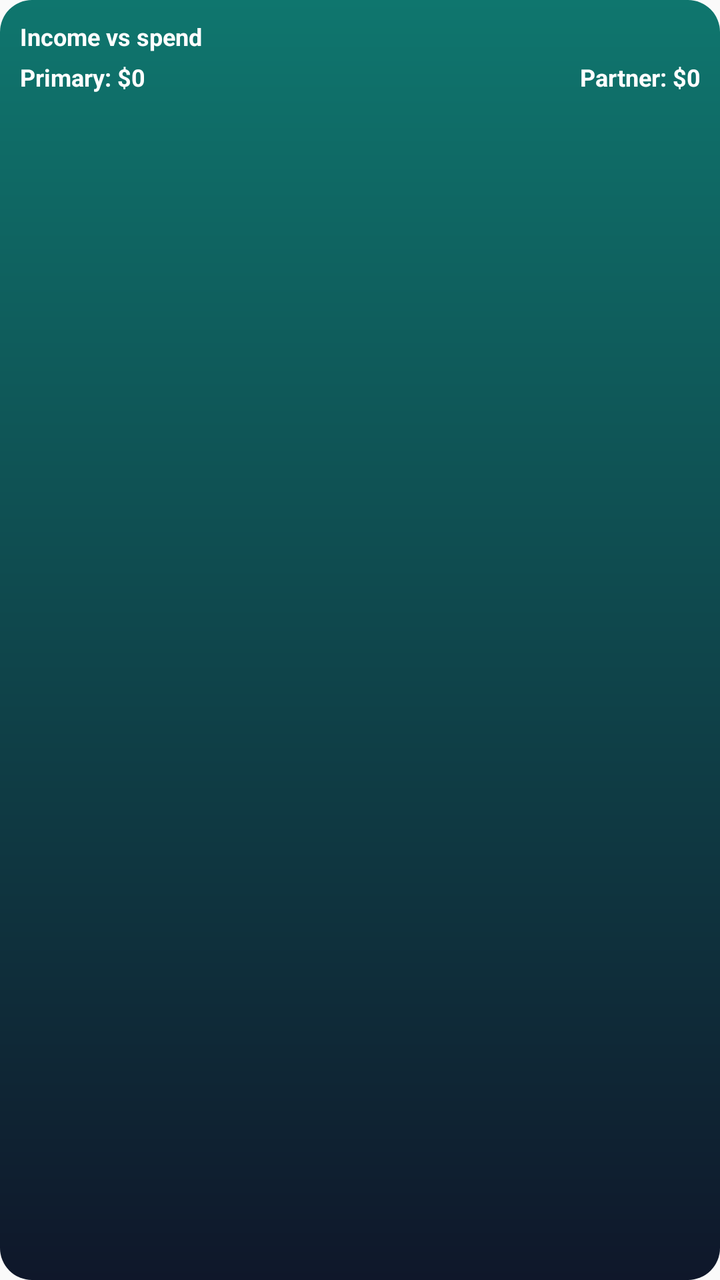
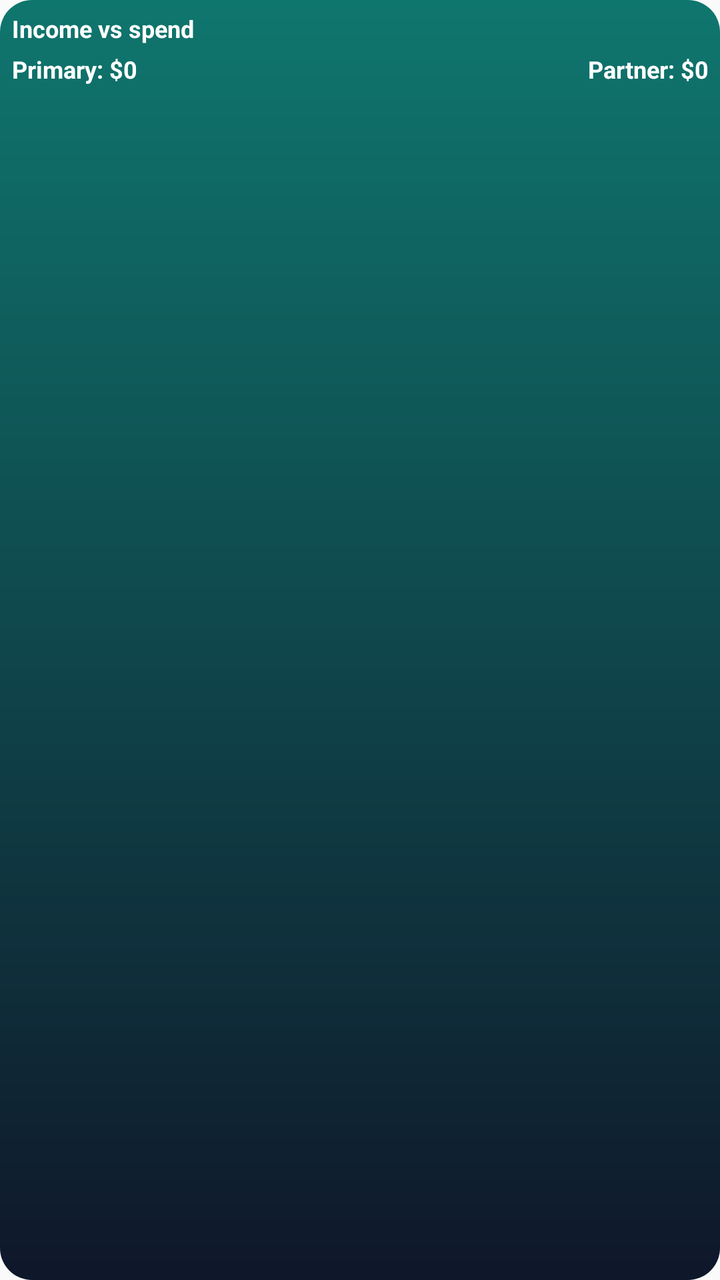

Two renders of the same Android screen: before a commit and after it. Below are the layout's source before the change and the commit's diff.
<!-- AndroidManifest.xml: application theme AppTheme -->
<!-- res/layout/widget_income_spend.xml -->
<?xml version="1.0" encoding="utf-8"?>
<LinearLayout xmlns:android="http://schemas.android.com/apk/res/android"
  android:id="@+id/widget_root"
  android:layout_width="match_parent"
  android:layout_height="match_parent"
  android:orientation="vertical"
  android:padding="10dp"
  android:background="@drawable/widget_bg">

  <TextView
    android:id="@+id/widget_title"
    android:layout_width="match_parent"
    android:layout_height="wrap_content"
    android:text="Income vs spend"
    android:textStyle="bold"
    android:textSize="12sp"
    android:textColor="@android:color/white" />

  <LinearLayout
    android:layout_width="match_parent"
    android:layout_height="wrap_content"
    android:orientation="horizontal"
    android:layout_marginTop="4dp">

    <TextView
      android:id="@+id/widget_line1"
      android:layout_width="0dp"
      android:layout_height="wrap_content"
      android:layout_weight="1"
      android:text="Primary: $0"
      android:textSize="12sp"
      android:textStyle="bold"
      android:textColor="@android:color/white"
      android:maxLines="1" />

    <TextView
      android:id="@+id/widget_line2"
      android:layout_width="0dp"
      android:layout_height="wrap_content"
      android:layout_weight="1"
      android:gravity="end"
      android:text="Partner: $0"
      android:textSize="12sp"
      android:textStyle="bold"
      android:textColor="@android:color/white"
      android:maxLines="1" />
  </LinearLayout>

  <ImageView
    android:id="@+id/widget_chart"
    android:layout_width="match_parent"
    android:layout_height="44dp"
    android:layout_marginTop="10dp"
    android:scaleType="fitXY"
    android:contentDescription="Income vs spend bars" />

</LinearLayout>
<!-- resources referenced by this layout -->
<resources>
  <!-- drawable widget_bg (drawable) -->
  <?xml version="1.0" encoding="utf-8"?>
  <shape xmlns:android="http://schemas.android.com/apk/res/android" android:shape="rectangle">
    <corners android:radius="16dp" />
    <gradient
      android:angle="90"
      android:startColor="#0F172A"
      android:endColor="#0F766E" />
    <padding
      android:left="12dp"
      android:top="12dp"
      android:right="12dp"
      android:bottom="12dp" />
  </shape>
  <style name="AppTheme" parent="Theme.AppCompat.Light.DarkActionBar">
          
          <item name="colorPrimary">@color/colorPrimary</item>
          <item name="colorPrimaryDark">@color/colorPrimaryDark</item>
          <item name="colorAccent">@color/colorAccent</item>
      </style>
</resources>

<!-- the commit's change to res/layout/widget_income_spend.xml (unified diff, before → after) -->
@@ -4,7 +4,7 @@
   android:layout_width="match_parent"
   android:layout_height="match_parent"
   android:orientation="vertical"
-  android:padding="10dp"
+  android:padding="6dp"
   android:background="@drawable/widget_bg">
 
   <TextView
@@ -49,8 +49,8 @@
   <ImageView
     android:id="@+id/widget_chart"
     android:layout_width="match_parent"
-    android:layout_height="44dp"
-    android:layout_marginTop="10dp"
+    android:layout_height="32dp"
+    android:layout_marginTop="6dp"
     android:scaleType="fitXY"
     android:contentDescription="Income vs spend bars" />
 
